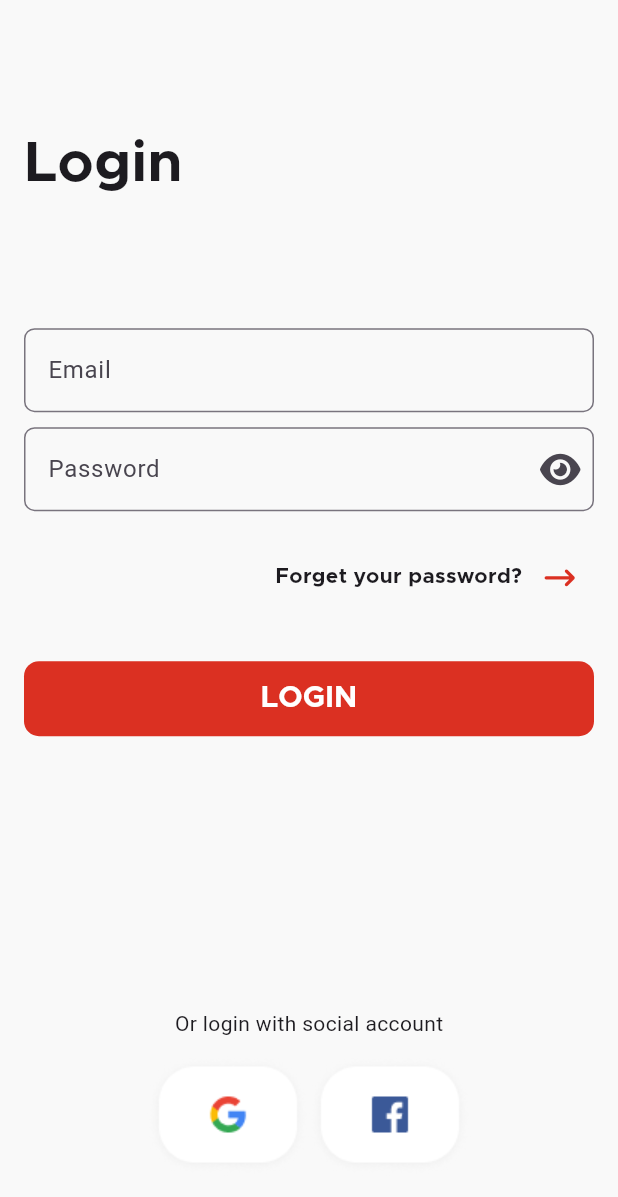
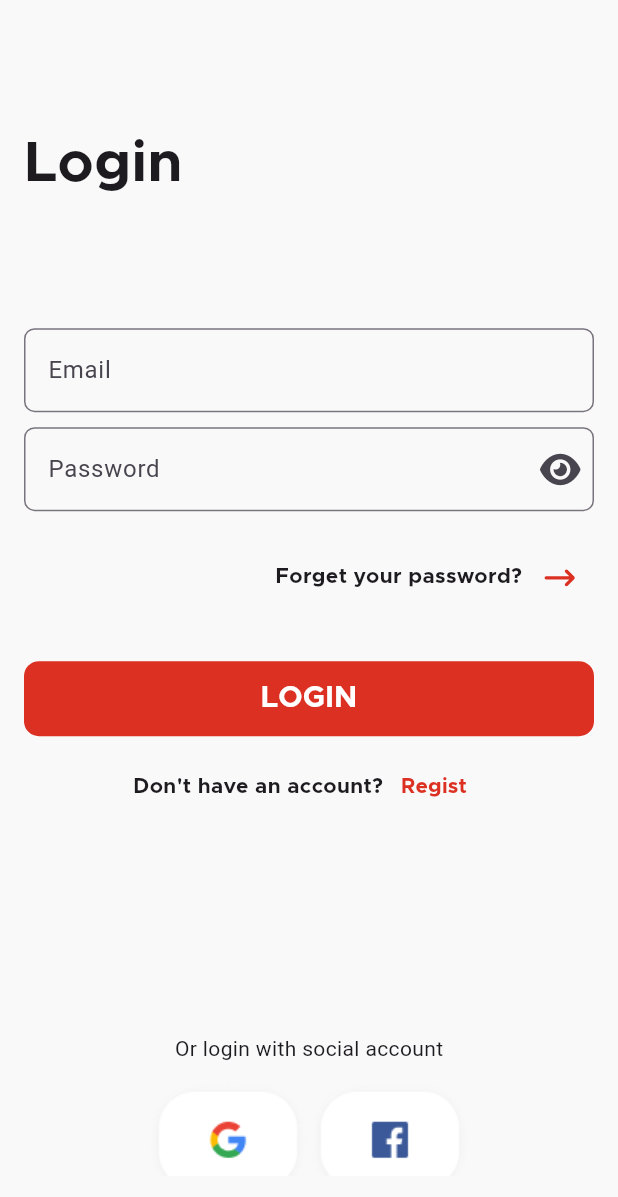
Before and after one commit to MahmoudShbly/e-commerce_app, a Flutter app: the screen it shows after launch, on a phone screen of 412 x 824 dp. Shown: the top 1197 px of the screen. Run offline on Flutter 3.47's test engine with Material 3 defaults, Android fonts, the phone set to English and light mode, and no system bars; our stand-ins replace flutter_bloc, font_awesome_flutter, go_router.

Commit message:
refactor code && fix some issue

```diff
--- a/lib/core/widgets/custom_text_form_field.dart
+++ b/lib/core/widgets/custom_text_form_field.dart
@@ -4,14 +4,16 @@ class CustomTextFormField extends StatelessWidget {
   const CustomTextFormField({
     super.key,
     required this.lable,
-
+    required this.focusNode,
+    required this.nextAction,
     required this.type,
     this.isPassword = false,
     this.suffixIcon,
     required this.controller,
   });
   final String lable;
-
+  final FocusNode focusNode;
+  final Function ()nextAction;
   final TextInputType type;
   final bool isPassword;
   final IconButton? suffixIcon;
@@ -19,12 +21,15 @@ class CustomTextFormField extends StatelessWidget {
   @override
   Widget build(BuildContext context) {
     return TextFormField(
+      onEditingComplete: nextAction,
+      textInputAction:isPassword?TextInputAction.done: TextInputAction.next,
+      focusNode: focusNode,
       controller: controller,
       validator: (value){
         if(value==null || value.isEmpty){
           return '$lable is required';
         }
-        else return null;
+        return null;
       },
       obscureText: isPassword,
       keyboardType: type,
--- a/lib/features/auth/presentation/views/widgets/auth_view_body.dart
+++ b/lib/features/auth/presentation/views/widgets/auth_view_body.dart
@@ -1,29 +1,32 @@
 import 'package:ecommerce_app/core/utils/styles.dart';
 import 'package:ecommerce_app/core/widgets/custom_button.dart';
-import 'package:ecommerce_app/core/widgets/custom_text_form_field.dart';
 import 'package:ecommerce_app/features/auth/presentation/manager/auth_cubit/auth_cubit.dart';
 import 'package:ecommerce_app/features/auth/presentation/views/widgets/continue_with_social.dart';
+import 'package:ecommerce_app/features/auth/presentation/views/widgets/fields_section.dart';
+import 'package:ecommerce_app/features/auth/presentation/views/widgets/form_type_section.dart';
 import 'package:flutter/material.dart';
-import 'package:font_awesome_flutter/font_awesome_flutter.dart';
 import 'package:flutter_bloc/flutter_bloc.dart';
 
 class AuthViewBody extends StatelessWidget {
   AuthViewBody({super.key});
-   final GlobalKey<FormState> formKey=GlobalKey<FormState>();
+  final GlobalKey<FormState> formKey = GlobalKey<FormState>();
   final TextEditingController nameController = TextEditingController();
   final TextEditingController emailController = TextEditingController();
   final TextEditingController passswordController = TextEditingController();
+  final FocusNode nameFocusNode = FocusNode();
+  final FocusNode emailFocusNode = FocusNode();
+  final FocusNode passwordFocusNode = FocusNode();
   @override
   Widget build(BuildContext context) {
+    final size = MediaQuery.of(context).size;
+
     return BlocBuilder<AuthCubit, AuthState>(
       builder: (context, state) {
         AuthCubit cubit = context.watch<AuthCubit>();
 
         return Padding(
-          padding: const EdgeInsets.symmetric(horizontal: 16.0),
-          child: Column(
-            children: [
-              Expanded(
+          padding: const EdgeInsets.only(bottom: 40.0, left: 16.0, right: 16.0),
+          child: Expanded(
             child: SingleChildScrollView(
               child: Form(
                 key: formKey,
@@ -38,82 +41,40 @@ class AuthViewBody extends StatelessWidget {
                     ),
                     SizedBox(height: MediaQuery.of(context).size.height * .1),
 
-                        /// ---- Name (only in signup) ----
-                        if (!cubit.isLogin)
-                          CustomTextFormField(
-                            controller: nameController,
-                            lable: 'Name',
-                            type: TextInputType.name,
+                    FieldsSection(
+                      formKey: formKey,
+                      nameController: nameController,
+                      emailController: emailController,
+                      passswordController: passswordController,
                     ),
-                        if (!cubit.isLogin) const SizedBox(height: 10),
-                        CustomTextFormField(
-                          controller: emailController,
-                          lable: 'Email',
-                          type: TextInputType.emailAddress,
-                        ),
-                        const SizedBox(height: 10),
-                        CustomTextFormField(
-                          controller: passswordController,
-                          lable: 'Password',
-                          type: TextInputType.visiblePassword,
-                          isPassword: !cubit.isPasswordShow,
-                          suffixIcon: IconButton(
-                            icon: Icon(
-                              cubit.isPasswordShow
-                                  ? FontAwesomeIcons.solidEyeSlash
-                                  : FontAwesomeIcons.solidEye,
-                            ),
-                            onPressed: () {
-                              cubit.changePasswordVisibility();
-                            },
-                          ),
-                        ),
-                       const SizedBox(height: 20),
-                        Row(
-                          mainAxisAlignment: MainAxisAlignment.end,
-                          children: <Widget>[
-                            Text(
-                              cubit.isLogin
-                                  ? 'Forget your password?'
-                                  : 'Already have an account?',
-                              style: Styles.textStyle14,
-                            ),
-                            IconButton(
-                              icon: Icon(
-                                 FontAwesomeIcons.arrowRightLong,
-                                size: 18,
-                                color: Theme.of(context).primaryColor,
-                              ),
-                              onPressed: () {
-                                cubit.changeAuthFormType();
-                                nameController.clear();
-                                emailController.clear();
-                                passswordController.clear();
-                                formKey.currentState!.reset();
-                              },
-                            ),
-                          ],
-                        ),
+
                     const SizedBox(height: 32),
                     CustomButton(
-                          title: cubit.isLogin
-                              ? 'LOGIN'
-                              : 'SIGNUP',
+                      title: cubit.isLogin ? 'LOGIN' : 'SIGNUP',
                       onTap: () {
-                                if(formKey.currentState!.validate()){
-                                  print('accept');
+                        if (formKey.currentState!.validate()) {
+                          debugPrint('accept');
                         }
                       },
                     ),
-
+                    SizedBox(height: 10),
+                    FormTypeSection(
+                      isLogin: cubit.isLogin,
+                      formKey: formKey,
+                      nameController: nameController,
+                      emailController: emailController,
+                      passswordController: passswordController,
+                    ),
+                    SizedBox(
+                      height: cubit.isLogin
+                          ? size.height * .17
+                          : size.height * .09,
+                    ),
+                    ContinueWithSocialSection(isLogin: cubit.isLogin),
                   ],
                 ),
               ),
             ),
-              ),
-              ContinueWithSocialSection(isLogin: cubit.isLogin),
-             const SizedBox(height:40),
-            ],
           ),
         );
       },
--- a/lib/features/auth/presentation/views/widgets/continue_with_social.dart
+++ b/lib/features/auth/presentation/views/widgets/continue_with_social.dart
@@ -22,6 +22,7 @@ class ContinueWithSocialSection extends StatelessWidget {
                   Image.asset(MyAssets.facebook),
                 ],
               ),
+
       ],
     );
   }
--- /dev/null
+++ b/lib/features/auth/presentation/views/widgets/fields_section.dart
@@ -0,0 +1,100 @@
+import 'package:ecommerce_app/core/utils/styles.dart';
+import 'package:ecommerce_app/core/widgets/custom_text_form_field.dart';
+import 'package:ecommerce_app/features/auth/presentation/manager/auth_cubit/auth_cubit.dart';
+import 'package:flutter/material.dart';
+import 'package:flutter_bloc/flutter_bloc.dart';
+import 'package:font_awesome_flutter/font_awesome_flutter.dart';
+
+class FieldsSection extends StatelessWidget {
+  FieldsSection({
+    super.key,
+    required this.formKey,
+    required this.nameController,
+    required this.emailController,
+    required this.passswordController,
+  });
+  final GlobalKey<FormState> formKey;
+  final TextEditingController nameController;
+  final TextEditingController emailController;
+  final TextEditingController passswordController;
+  final FocusNode nameFocusNode = FocusNode();
+  final FocusNode emailFocusNode = FocusNode();
+  final FocusNode passwordFocusNode = FocusNode();
+  @override
+  Widget build(BuildContext context) {
+    AuthCubit cubit = context.watch<AuthCubit>();
+
+    return BlocBuilder<AuthCubit, AuthState>(
+      builder: (context, state) {
+        return Column(
+          children: <Widget>[
+            if (!cubit.isLogin)
+              CustomTextFormField(
+                controller: nameController,
+                focusNode: nameFocusNode,
+                nextAction: () =>
+                    FocusScope.of(context).requestFocus(emailFocusNode),
+                lable: 'Name',
+                type: TextInputType.name,
+              ),
+            if (!cubit.isLogin) const SizedBox(height: 10),
+            CustomTextFormField(
+              controller: emailController,
+              focusNode: emailFocusNode,
+              nextAction: () =>
+                  FocusScope.of(context).requestFocus(passwordFocusNode),
+              lable: 'Email',
+              type: TextInputType.emailAddress,
+            ),
+            const SizedBox(height: 10),
+            CustomTextFormField(
+              controller: passswordController,
+              focusNode: passwordFocusNode,
+              nextAction: () {
+                if (formKey.currentState!.validate()) {
+                  debugPrint('accept');
+                }
+              },
+
+              lable: 'Password',
+              type: TextInputType.visiblePassword,
+              isPassword: !cubit.isPasswordShow,
+              suffixIcon: IconButton(
+                icon: Icon(
+                  cubit.isPasswordShow
+                      ? FontAwesomeIcons.solidEyeSlash
+                      : FontAwesomeIcons.solidEye,
+                ),
+                onPressed: () {
+                  cubit.changePasswordVisibility();
+                },
+              ),
+            ),
+            const SizedBox(height: 20),
+            Row(
+              mainAxisAlignment: MainAxisAlignment.end,
+              children: <Widget>[
+                Text(
+
+                   'Forget your password?',
+
+                  style: Styles.textStyle14,
+                ),
+                IconButton(
+                  icon: Icon(
+                    FontAwesomeIcons.arrowRightLong,
+                    size: 18,
+                    color: Theme.of(context).primaryColor,
+                  ),
+                  onPressed: () {
+
+                  },
+                ),
+              ],
+            ),
+          ],
+        );
+      },
+    );
+  }
+}
--- /dev/null
+++ b/lib/features/auth/presentation/views/widgets/form_type_section.dart
@@ -0,0 +1,48 @@
+
+import 'package:ecommerce_app/core/utils/styles.dart';
+import 'package:ecommerce_app/features/auth/presentation/manager/auth_cubit/auth_cubit.dart';
+import 'package:flutter/material.dart';
+import 'package:flutter_bloc/flutter_bloc.dart';
+
+class FormTypeSection extends StatelessWidget {
+  const FormTypeSection({
+    super.key,
+    required this.isLogin,
+    required this.formKey,
+    required this.nameController,
+    required this.emailController,
+    required this.passswordController,
+  });
+  final bool isLogin;
+  final GlobalKey<FormState> formKey;
+  final TextEditingController nameController;
+  final TextEditingController emailController;
+  final TextEditingController passswordController;
+  @override
+  Widget build(BuildContext context) {
+    return Row(
+      mainAxisAlignment: MainAxisAlignment.center,
+      children: <Widget>[
+        Text(
+          isLogin ? 'Don\'t have an account?' : 'Already have an account?',
+          style: Styles.textStyle14,
+        ),
+        TextButton(
+          onPressed: () {
+            context.read<AuthCubit>().changeAuthFormType();
+            nameController.clear();
+            emailController.clear();
+            passswordController.clear();
+            formKey.currentState?.reset();
+          },
+          child: Text(
+            isLogin ? 'Regist' : 'Login',
+            style: Styles.textStyle14.copyWith(
+              color: Theme.of(context).primaryColor,
+            ),
+          ),
+        ),
+      ],
+    );
+  }
+}
```
Lines whose indentation alone changed are shown as unchanged.
